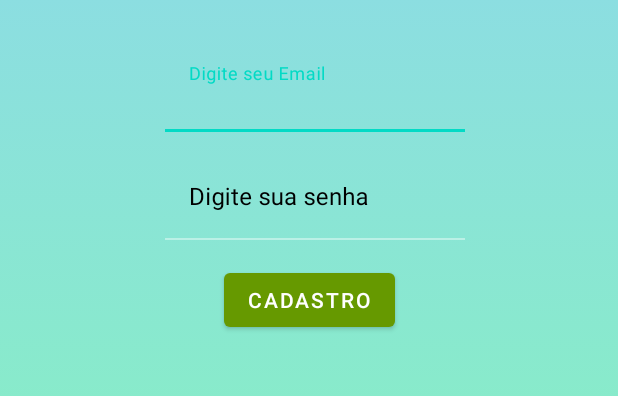
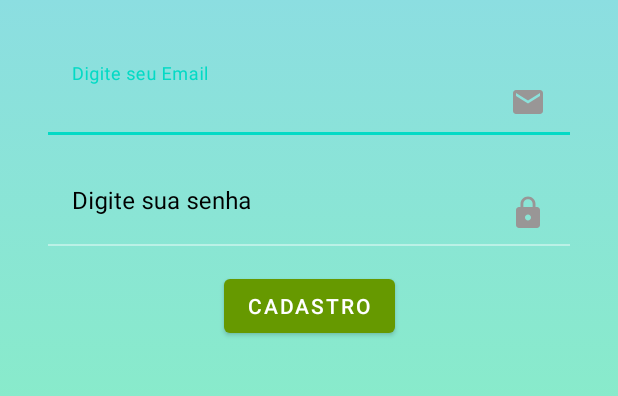
Before and after one commit to Patrick-Rafael/PhisioTips, an Android app: the ActivityCadastro screen opened directly, with no data from a screen before it, on a phone screen of 412 x 824 dp, the part 348-744 px from its top. Run offline under Robolectric (Android 15) with nearby library versions, the phone set to English and light mode, and no system bars; our stand-ins replace Firebase (no records; nobody signed in at launch, a user with empty details on screens opened directly).

Commit message:
Adicionando execeções

```diff
--- /dev/null
+++ b/app/src/main/res/drawable/ic_baseline_email_24.xml
@@ -0,0 +1,5 @@
+<vector android:height="24dp" android:tint="#999696"
+    android:viewportHeight="24" android:viewportWidth="24"
+    android:width="24dp" xmlns:android="http://schemas.android.com/apk/res/android">
+    <path android:fillColor="@android:color/white" android:pathData="M20,4L4,4c-1.1,0 -1.99,0.9 -1.99,2L2,18c0,1.1 0.9,2 2,2h16c1.1,0 2,-0.9 2,-2L22,6c0,-1.1 -0.9,-2 -2,-2zM20,8l-8,5 -8,-5L4,6l8,5 8,-5v2z"/>
+</vector>
--- /dev/null
+++ b/app/src/main/res/drawable/ic_baseline_lock_24.xml
@@ -0,0 +1,5 @@
+<vector android:height="24dp" android:tint="#999696"
+    android:viewportHeight="24" android:viewportWidth="24"
+    android:width="24dp" xmlns:android="http://schemas.android.com/apk/res/android">
+    <path android:fillColor="@android:color/white" android:pathData="M18,8h-1L17,6c0,-2.76 -2.24,-5 -5,-5S7,3.24 7,6v2L6,8c-1.1,0 -2,0.9 -2,2v10c0,1.1 0.9,2 2,2h12c1.1,0 2,-0.9 2,-2L20,10c0,-1.1 -0.9,-2 -2,-2zM12,17c-1.1,0 -2,-0.9 -2,-2s0.9,-2 2,-2 2,0.9 2,2 -0.9,2 -2,2zM15.1,8L8.9,8L8.9,6c0,-1.71 1.39,-3.1 3.1,-3.1 1.71,0 3.1,1.39 3.1,3.1v2z"/>
+</vector>
--- a/app/src/main/res/layout/activity_cadastro.xml
+++ b/app/src/main/res/layout/activity_cadastro.xml
@@ -14,13 +14,17 @@
         android:id="@+id/textInputLayout2"
         android:layout_width="0dp"
         android:layout_height="wrap_content"
+        android:layout_marginStart="32dp"
+        android:layout_marginLeft="32dp"
         android:layout_marginTop="32dp"
+        android:layout_marginEnd="32dp"
+        android:layout_marginRight="32dp"
         android:background="#00FFFFFF"
         android:textColorHint="#000000"
         app:boxBackgroundColor="#000000"
         app:boxBackgroundMode="filled"
-        app:layout_constraintEnd_toEndOf="@+id/imageView3"
-        app:layout_constraintStart_toStartOf="@+id/imageView3"
+        app:layout_constraintEnd_toEndOf="parent"
+        app:layout_constraintStart_toStartOf="parent"
         app:layout_constraintTop_toBottomOf="@+id/imageView3">
 
         <com.google.android.material.textfield.TextInputEditText
@@ -28,10 +32,12 @@
             android:layout_width="match_parent"
             android:layout_height="wrap_content"
             android:background="#00FFFFFF"
+            android:drawableRight="@drawable/ic_baseline_email_24"
             android:hint="Digite seu Email"
             android:textColor="#000000"
             android:textColorHighlight="#000000"
-            android:textColorHint="#000000" />
+            android:textColorHint="#000000"
+            android:textSize="16sp" />
     </com.google.android.material.textfield.TextInputLayout>
 
     <com.google.android.material.textfield.TextInputLayout
@@ -51,16 +57,19 @@
             android:layout_width="match_parent"
             android:layout_height="wrap_content"
             android:background="#00FFFFFF"
-            android:hint="Digite sua senha" />
+            android:drawableRight="@drawable/ic_baseline_lock_24"
+            android:hint="Digite sua senha"
+            android:textColor="#000000"
+            android:textColorHighlight="#000000"
+            android:textColorHint="#000000" />
     </com.google.android.material.textfield.TextInputLayout>
 
     <Button
-        android:id="@+id/buttonEnviar"
+        android:id="@+id/buttonCadastro"
         android:layout_width="wrap_content"
         android:layout_height="wrap_content"
         android:layout_marginTop="16dp"
         android:text="Cadastro"
-        android:onClick="enviarCadastro"
         app:backgroundTint="@android:color/holo_green_dark"
         app:layout_constraintEnd_toEndOf="parent"
         app:layout_constraintStart_toStartOf="parent"
```
Also changed, not shown: app/src/main/java/com/example/phisiotips/activity/activity/ActivityCadastro.java (+82 -20 lines), app/src/main/java/com/example/phisiotips/activity/activity/ActivityLogin.java (+86 -31 lines), app/src/main/java/com/example/phisiotips/activity/activity/MainActivity.java (+16 -17 lines), app/src/main/java/com/example/phisiotips/activity/activity/config/ConfiguracaoFireBase.java (added, +17 -0 lines), app/src/main/java/com/example/phisiotips/activity/activity/model/Usuario.java (added, +26 -0 lines), app/src/main/res/layout/activity_login.xml (+17 -9 lines), app/src/main/res/layout/activity_main.xml (+8 -3 lines).
